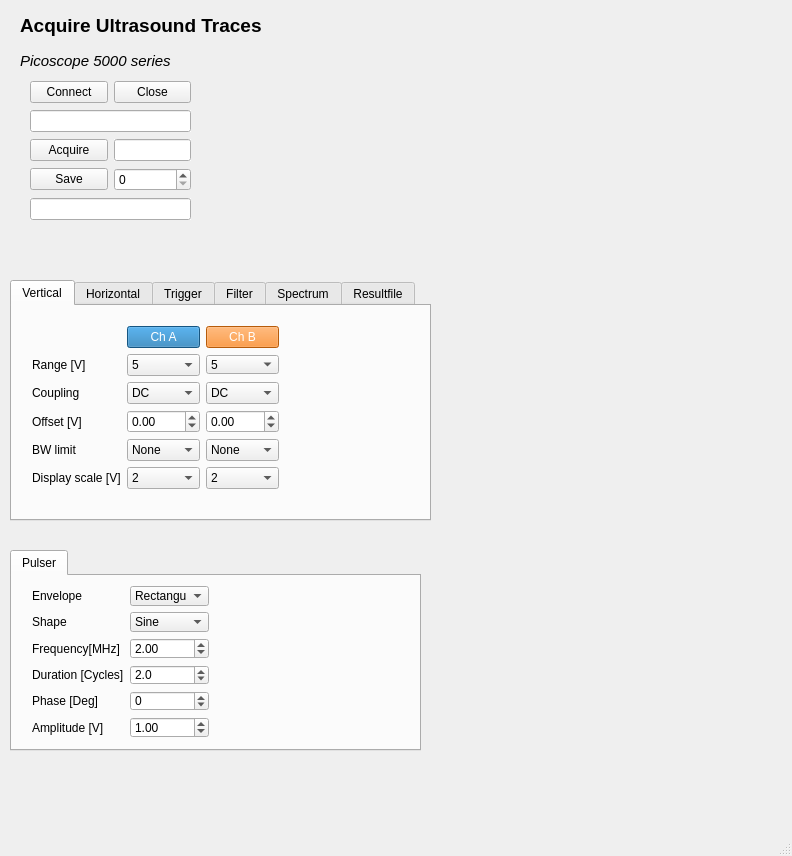
Qt form acquire_ultrasound/python/acquire-ultrasound/src/aquire_ultrasound_gui.ui (Lars27/ultrasound-measurements) before a commit.
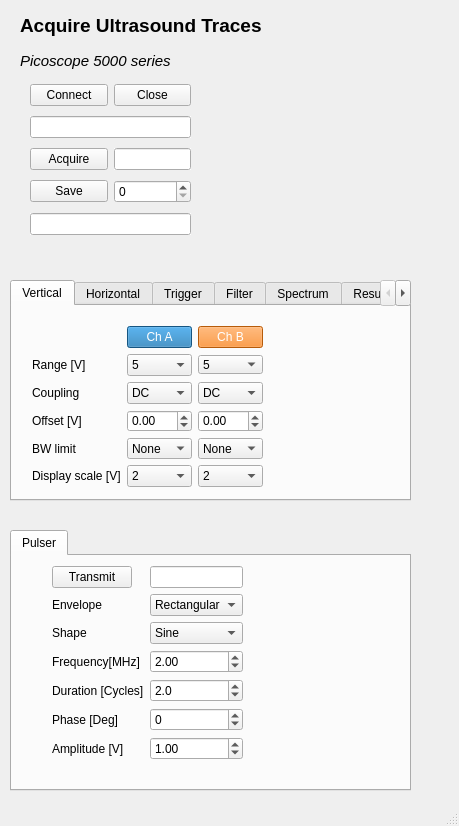
The same form after that commit.

The edit to the form file:
```diff
--- a/acquire_ultrasound/python/acquire-ultrasound/src/aquire_ultrasound_gui.ui
+++ b/acquire_ultrasound/python/acquire-ultrasound/src/aquire_ultrasound_gui.ui
@@ -9,10 +9,16 @@
    <rect>
     <x>0</x>
     <y>0</y>
-    <width>792</width>
-    <height>856</height>
+    <width>459</width>
+    <height>826</height>
    </rect>
   </property>
+  <property name="sizePolicy">
+   <sizepolicy hsizetype="Preferred" vsizetype="Preferred">
+    <horstretch>0</horstretch>
+    <verstretch>0</verstretch>
+   </sizepolicy>
+  </property>
   <property name="cursor">
    <cursorShape>ArrowCursor</cursorShape>
   </property>
@@ -28,7 +34,7 @@
      <rect>
       <x>20</x>
       <y>10</y>
-      <width>341</width>
+      <width>431</width>
       <height>31</height>
      </rect>
     </property>
@@ -48,7 +54,7 @@
      <rect>
       <x>20</x>
       <y>50</y>
-      <width>181</width>
+      <width>381</width>
       <height>21</height>
      </rect>
     </property>
@@ -72,8 +78,8 @@
      <rect>
       <x>10</x>
       <y>280</y>
-      <width>421</width>
-      <height>241</height>
+      <width>401</width>
+      <height>221</height>
      </rect>
     </property>
     <property name="styleSheet">
@@ -100,8 +106,8 @@
        <rect>
         <x>20</x>
         <y>20</y>
-        <width>247</width>
-        <height>167</height>
+        <width>231</width>
+        <height>161</height>
        </rect>
       </property>
       <layout class="QFormLayout" name="formLayout_5">
@@ -1476,7 +1482,7 @@
       <x>30</x>
       <y>80</y>
       <width>161</width>
-      <height>141</height>
+      <height>160</height>
      </rect>
     </property>
     <layout class="QGridLayout" name="gridLayout">
@@ -1637,9 +1643,9 @@
     <property name="geometry">
      <rect>
       <x>10</x>
-      <y>550</y>
-      <width>411</width>
-      <height>201</height>
+      <y>530</y>
+      <width>401</width>
+      <height>261</height>
      </rect>
     </property>
     <property name="currentIndex">
@@ -1652,15 +1658,34 @@
      <widget class="QWidget" name="formLayoutWidget_5">
       <property name="geometry">
        <rect>
-        <x>20</x>
+        <x>40</x>
         <y>10</y>
-        <width>177</width>
-        <height>152</height>
+        <width>191</width>
+        <height>211</height>
        </rect>
       </property>
-      <layout class="QFormLayout" name="formLayout_6">
-       <item row="0" column="0">
-        <widget class="QLabel" name="label_20">
+      <layout class="QFormLayout" name="pulserFormLayout">
+       <item row="3" column="1">
+        <widget class="QLineEdit" name="transmitStatusEdit">
+         <property name="autoFillBackground">
+          <bool>true</bool>
+         </property>
+         <property name="styleSheet">
+          <string notr="true"/>
+         </property>
+         <property name="locale">
+          <locale language="English" country="UnitedKingdom"/>
+         </property>
+         <property name="text">
+          <string/>
+         </property>
+         <property name="alignment">
+          <set>Qt::AlignCenter</set>
+         </property>
+        </widget>
+       </item>
+       <item row="7" column="0">
+        <widget class="QLabel" name="pulseEnvelopeLabel">
          <property name="locale">
           <locale language="English" country="UnitedKingdom"/>
          </property>
@@ -1669,8 +1694,8 @@
          </property>
         </widget>
        </item>
-       <item row="0" column="1">
-        <widget class="QComboBox" name="pulse_envelope_comboBox">
+       <item row="7" column="1">
+        <widget class="QComboBox" name="pulseEnvelopeComboBox">
          <property name="currentText">
           <string>Rectangular</string>
          </property>
@@ -1704,8 +1729,8 @@
          </item>
         </widget>
        </item>
-       <item row="1" column="0">
-        <widget class="QLabel" name="label_23">
+       <item row="8" column="0">
+        <widget class="QLabel" name="pulseShapeLabel">
          <property name="locale">
           <locale language="English" country="UnitedKingdom"/>
          </property>
@@ -1714,48 +1739,8 @@
          </property>
         </widget>
        </item>
-       <item row="2" column="0">
-        <widget class="QLabel" name="label_25">
-         <property name="locale">
-          <locale language="English" country="UnitedKingdom"/>
-         </property>
-         <property name="text">
-          <string>Frequency[MHz]</string>
-         </property>
-        </widget>
-       </item>
-       <item row="3" column="0">
-        <widget class="QLabel" name="label_33">
-         <property name="locale">
-          <locale language="English" country="UnitedKingdom"/>
-         </property>
-         <property name="text">
-          <string>Duration [Cycles]</string>
-         </property>
-        </widget>
-       </item>
-       <item row="4" column="0">
-        <widget class="QLabel" name="label_34">
-         <property name="locale">
-          <locale language="English" country="UnitedKingdom"/>
-         </property>
-         <property name="text">
-          <string>Phase [Deg]</string>
-         </property>
-        </widget>
-       </item>
-       <item row="5" column="0">
-        <widget class="QLabel" name="label_35">
-         <property name="locale">
-          <locale language="English" country="UnitedKingdom"/>
-         </property>
-         <property name="text">
-          <string>Amplitude [V]</string>
-         </property>
-        </widget>
-       </item>
-       <item row="1" column="1">
-        <widget class="QComboBox" name="pulse_shape_comboBox">
+       <item row="8" column="1">
+        <widget class="QComboBox" name="pulseShapeComboBox">
          <property name="currentText">
           <string>Sine</string>
          </property>
@@ -1784,8 +1769,18 @@
          </item>
         </widget>
        </item>
-       <item row="2" column="1">
-        <widget class="QDoubleSpinBox" name="pulse_frequency_spinBox">
+       <item row="9" column="0">
+        <widget class="QLabel" name="pulseFrequencySpinBoxLabel">
+         <property name="locale">
+          <locale language="English" country="UnitedKingdom"/>
+         </property>
+         <property name="text">
+          <string>Frequency[MHz]</string>
+         </property>
+        </widget>
+       </item>
+       <item row="9" column="1">
+        <widget class="QDoubleSpinBox" name="pulseFrequencySpinBox">
          <property name="locale">
           <locale language="English" country="UnitedKingdom"/>
          </property>
@@ -1812,8 +1807,18 @@
          </property>
         </widget>
        </item>
-       <item row="3" column="1">
-        <widget class="QDoubleSpinBox" name="pulse_duration_spinBox">
+       <item row="10" column="0">
+        <widget class="QLabel" name="pulseDurationLabel">
+         <property name="locale">
+          <locale language="English" country="UnitedKingdom"/>
+         </property>
+         <property name="text">
+          <string>Duration [Cycles]</string>
+         </property>
+        </widget>
+       </item>
+       <item row="10" column="1">
+        <widget class="QDoubleSpinBox" name="pulseDurationSpinBox">
          <property name="locale">
           <locale language="English" country="UnitedKingdom"/>
          </property>
@@ -1840,8 +1845,18 @@
          </property>
         </widget>
        </item>
-       <item row="4" column="1">
-        <widget class="QDoubleSpinBox" name="pulse_phase_spinBox">
+       <item row="11" column="0">
+        <widget class="QLabel" name="pulsePhaseLabel">
+         <property name="locale">
+          <locale language="English" country="UnitedKingdom"/>
+         </property>
+         <property name="text">
+          <string>Phase [Deg]</string>
+         </property>
+        </widget>
+       </item>
+       <item row="11" column="1">
+        <widget class="QDoubleSpinBox" name="pulsePhaseSpinBox">
          <property name="locale">
           <locale language="English" country="UnitedKingdom"/>
          </property>
@@ -1868,8 +1883,18 @@
          </property>
         </widget>
        </item>
-       <item row="5" column="1">
-        <widget class="QDoubleSpinBox" name="pulse_amplitude_spinBox">
+       <item row="12" column="0">
+        <widget class="QLabel" name="pulseAmplitudeLabel">
+         <property name="locale">
+          <locale language="English" country="UnitedKingdom"/>
+         </property>
+         <property name="text">
+          <string>Amplitude [V]</string>
+         </property>
+        </widget>
+       </item>
+       <item row="12" column="1">
+        <widget class="QDoubleSpinBox" name="pulseAmplitudeSpinBox">
          <property name="locale">
           <locale language="English" country="UnitedKingdom"/>
          </property>
@@ -1896,6 +1921,25 @@
          </property>
         </widget>
        </item>
+       <item row="3" column="0">
+        <widget class="QPushButton" name="transmitButton">
+         <property name="styleSheet">
+          <string notr="true"/>
+         </property>
+         <property name="locale">
+          <locale language="English" country="UnitedKingdom"/>
+         </property>
+         <property name="text">
+          <string>Transmit</string>
+         </property>
+         <property name="checkable">
+          <bool>true</bool>
+         </property>
+         <property name="flat">
+          <bool>false</bool>
+         </property>
+        </widget>
+       </item>
       </layout>
      </widget>
     </widget>
```
Left out of the diff: 176 changed lines with no effect on the pictures.
